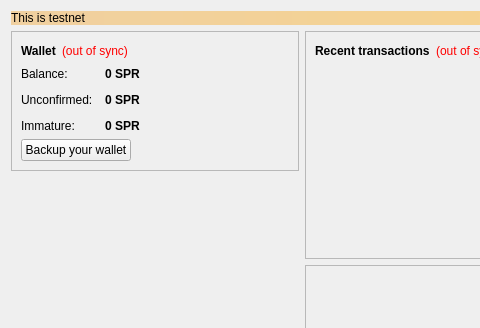
Before: the Qt Designer form src/qt/forms/overviewpage.ui in spreadcoin-project/spreadcoin, drawn with Qt 5; both pictures show x 0 to 480 and y 0 to 328 of the 770 by 480 pixel window.
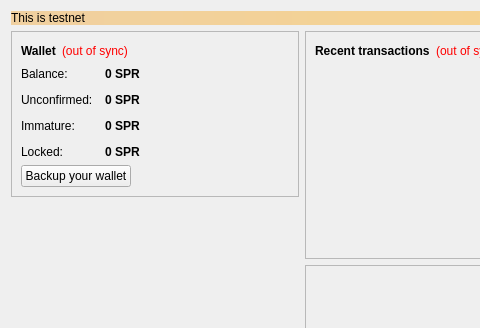
After: the same form once the commit is applied. Icons and pictures are not drawn. Custom widgets are drawn as their Qt base class.

Commit message: Show locked (in masternodes) balance

What changed in the file:
```diff
--- a/src/qt/forms/overviewpage.ui
+++ b/src/qt/forms/overviewpage.ui
@@ -193,6 +193,32 @@
               </property>
              </widget>
             </item>
+            <item row="3" column="0">
+             <widget class="QLabel" name="labelLockedText">
+              <property name="text">
+               <string>Locked:</string>
+              </property>
+             </widget>
+            </item>
+            <item row="3" column="1">
+             <widget class="QLabel" name="labelLocked">
+             <property name="font">
+              <font>
+               <weight>75</weight>
+               <bold>true</bold>
+              </font>
+             </property>
+             <property name="toolTip">
+              <string>Balance locked in masternodes</string>
+             </property>
+             <property name="text">
+              <string notr="true">0 SPR</string>
+             </property>
+             <property name="textInteractionFlags">
+              <set>Qt::LinksAccessibleByMouse|Qt::TextSelectableByKeyboard|Qt::TextSelectableByMouse</set>
+             </property>
+             </widget>
+            </item>
            </layout>
           </item>
           <item>
```
The commit also changes 12 other files.
